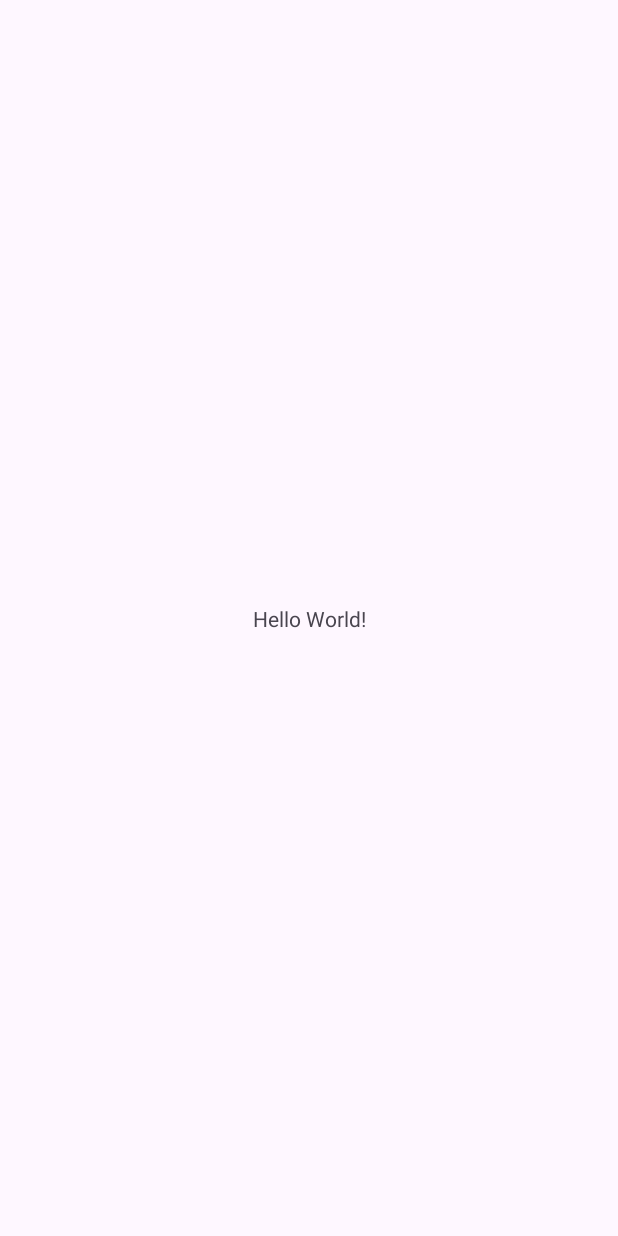
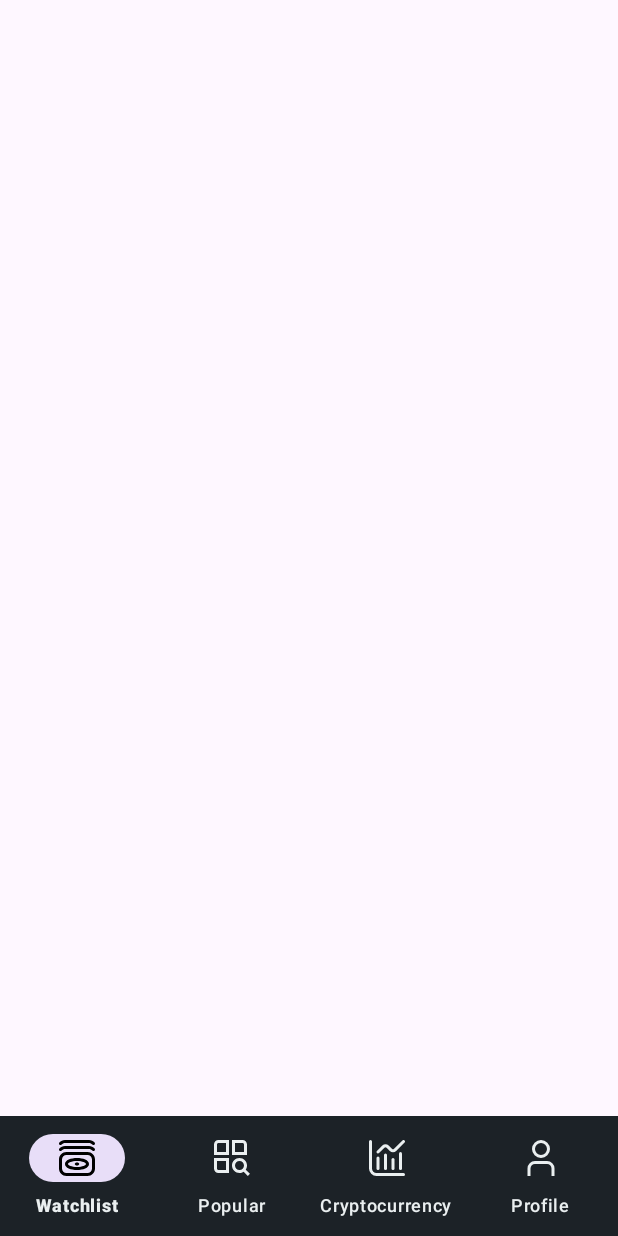
Before and after one commit to Baltsarak/CryptoPriceAlert, an Android app: the screen it shows after launch (MainActivity), on a phone screen of 412 x 824 dp. Before the commit the screen is almost empty. Run offline under Robolectric (Android 15) with nearby library versions, the phone set to English and light mode, and no system bars.

Commit message:
Adding BottomNavigationView to main screen

```diff
--- /dev/null
+++ b/app/src/main/res/color/item_menu_color_selector.xml
@@ -0,0 +1,5 @@
+<?xml version="1.0" encoding="utf-8"?>
+<selector xmlns:android="http://schemas.android.com/apk/res/android">
+    <item android:color="@color/black" android:state_checked="true"/>
+    <item android:color="#eaeff0"/>
+</selector>
--- /dev/null
+++ b/app/src/main/res/drawable/cryptocurrency.xml
@@ -0,0 +1 @@
+<vector xmlns:android="http://schemas.android.com/apk/res/android" android:width="24dp" android:height="24dp" android:viewportWidth="24" android:viewportHeight="24" android:tint="?attr/colorControlNormal"><path android:fillColor="@android:color/white" android:pathData="M23,22H5a3,3,0,0,1-3-3V1A1,1,0,0,0,0,1V19a5.006,5.006,0,0,0,5,5H23a1,1,0,0,0,0-2Z"/><path android:fillColor="@android:color/white" android:pathData="M6,20a1,1,0,0,0,1-1V12a1,1,0,0,0-2,0v7A1,1,0,0,0,6,20Z"/><path android:fillColor="@android:color/white" android:pathData="M10,10v9a1,1,0,0,0,2,0V10a1,1,0,0,0-2,0Z"/><path android:fillColor="@android:color/white" android:pathData="M15,13v6a1,1,0,0,0,2,0V13a1,1,0,0,0-2,0Z"/><path android:fillColor="@android:color/white" android:pathData="M20,9V19a1,1,0,0,0,2,0V9a1,1,0,0,0-2,0Z"/><path android:fillColor="@android:color/white" android:pathData="M6,9a1,1,0,0,0,.707-.293l3.586-3.586a1.025,1.025,0,0,1,1.414,0l2.172,2.172a3,3,0,0,0,4.242,0l5.586-5.586A1,1,0,0,0,22.293.293L16.707,5.878a1,1,0,0,1-1.414,0L13.121,3.707a3,3,0,0,0-4.242,0L5.293,7.293A1,1,0,0,0,6,9Z"/></vector>
--- /dev/null
+++ b/app/src/main/res/drawable/popular.xml
@@ -0,0 +1 @@
+<vector xmlns:android="http://schemas.android.com/apk/res/android" android:width="24dp" android:height="24dp" android:viewportWidth="24" android:viewportHeight="24" android:tint="?attr/colorControlNormal"><path android:fillColor="@android:color/white" android:pathData="m0,3v7h10V0H3C1.346,0,0,1.346,0,3Zm8,5H2V3c0-.551.449-1,1-1h5v6Zm14-5c0-1.654-1.346-3-3-3h-7v10h10V3Zm-2,5h-6V2h5c.551,0,1,.449,1,1v5ZM0,19c0,1.654,1.346,3,3,3h7v-10H0v7Zm2-5h6v6H3c-.551,0-1-.449-1-1v-5Zm21.979,8.564l-2.812-2.812c.524-.791.833-1.736.833-2.753,0-2.757-2.243-5-5-5s-5,2.243-5,5,2.243,5,5,5c1.017,0,1.962-.309,2.753-.833l2.812,2.812,1.414-1.414Zm-6.979-2.564c-1.654,0-3-1.346-3-3s1.346-3,3-3,3,1.346,3,3-1.346,3-3,3Z"/></vector>
--- /dev/null
+++ b/app/src/main/res/drawable/profile.xml
@@ -0,0 +1 @@
+<vector xmlns:android="http://schemas.android.com/apk/res/android" android:width="24dp" android:height="24dp" android:viewportWidth="24" android:viewportHeight="24" android:tint="?attr/colorControlNormal"><path android:fillColor="@android:color/white" android:pathData="M21,24H19V18.957A2.96,2.96,0,0,0,16.043,16H7.957A2.96,2.96,0,0,0,5,18.957V24H3V18.957A4.963,4.963,0,0,1,7.957,14h8.086A4.963,4.963,0,0,1,21,18.957Z"/><path android:fillColor="@android:color/white" android:pathData="M12,12a6,6,0,1,1,6-6A6.006,6.006,0,0,1,12,12ZM12,2a4,4,0,1,0,4,4A4,4,0,0,0,12,2Z"/></vector>
--- /dev/null
+++ b/app/src/main/res/drawable/watch_list.xml
@@ -0,0 +1 @@
+<vector xmlns:android="http://schemas.android.com/apk/res/android" android:width="24dp" android:height="24dp" android:viewportWidth="24" android:viewportHeight="24" android:tint="?attr/colorControlNormal"><path android:fillColor="@android:color/white" android:pathData="M19,24H5c-2.76,0-5-2.24-5-5v-6c0-2.76,2.24-5,5-5h14c2.76,0,5,2.24,5,5v6c0,2.76-2.24,5-5,5ZM5,10c-1.65,0-3,1.35-3,3v6c0,1.65,1.35,3,3,3h14c1.65,0,3-1.35,3-3v-6c0-1.65-1.35-3-3-3H5Zm18.66-2.9c.41-.37,.45-1,.09-1.41-.95-1.08-2.32-1.69-3.75-1.69H4c-1.43,0-2.8,.62-3.75,1.69-.37,.41-.33,1.05,.09,1.41,.41,.36,1.05,.33,1.41-.09,.57-.65,1.39-1.02,2.25-1.02H20c.86,0,1.68,.37,2.25,1.02,.2,.22,.47,.34,.75,.34,.23,0,.47-.08,.66-.25Zm0-4c.41-.37,.45-1,.09-1.41-.95-1.08-2.32-1.69-3.75-1.69H4C2.57,0,1.2,.62,.25,1.69c-.37,.41-.33,1.05,.09,1.41,.41,.36,1.05,.33,1.41-.09,.57-.65,1.39-1.02,2.25-1.02H20c.86,0,1.68,.37,2.25,1.02,.2,.22,.47,.34,.75,.34,.23,0,.47-.08,.66-.25ZM12,20c-3.98,0-8-1.37-8-4s4.02-4,8-4,8,1.37,8,4-4.02,4-8,4Zm0-6c-3.72,0-6,1.29-6,2s2.28,2,6,2,6-1.29,6-2-2.28-2-6-2Zm0,3c.83,0,1.5-.45,1.5-1s-.67-1-1.5-1-1.5,.45-1.5,1,.67,1,1.5,1Z"/></vector>
--- a/app/src/main/res/layout/activity_main.xml
+++ b/app/src/main/res/layout/activity_main.xml
@@ -6,13 +6,18 @@
     android:layout_height="match_parent"
     tools:context=".MainActivity">
 
-    <TextView
-        android:layout_width="wrap_content"
+    <com.google.android.material.bottomnavigation.BottomNavigationView
+        android:id="@+id/bottom_navigation"
+        android:layout_width="match_parent"
         android:layout_height="wrap_content"
-        android:text="Hello World!"
+        android:layout_alignParentBottom="true"
+        app:labelVisibilityMode="labeled"
+        android:background="#1c2227"
+        app:itemIconTint="@color/bottom_navigation_icon_color"
+        app:itemTextColor="#eaeff0"
         app:layout_constraintBottom_toBottomOf="parent"
         app:layout_constraintEnd_toEndOf="parent"
         app:layout_constraintStart_toStartOf="parent"
-        app:layout_constraintTop_toTopOf="parent" />
+        app:menu="@menu/bottom_navigation_menu" />
 
 </androidx.constraintlayout.widget.ConstraintLayout>
--- /dev/null
+++ b/app/src/main/res/menu/bottom_navigation_menu.xml
@@ -0,0 +1,22 @@
+<?xml version="1.0" encoding="utf-8"?>
+<menu xmlns:android="http://schemas.android.com/apk/res/android">
+    <item
+        android:id="@+id/navigation_watch_list"
+        android:icon="@drawable/watch_list"
+        android:title="@string/watchlist" />
+
+    <item
+        android:id="@+id/navigation_popular"
+        android:icon="@drawable/popular"
+        android:title="@string/popular" />
+
+    <item
+        android:id="@+id/navigation_cryptocurrency"
+        android:icon="@drawable/cryptocurrency"
+        android:title="@string/cryptocurrency" />
+
+    <item
+        android:id="@+id/navigation_profile"
+        android:icon="@drawable/profile"
+        android:title="@string/profile" />
+</menu>
--- a/app/src/main/res/values/colors.xml
+++ b/app/src/main/res/values/colors.xml
@@ -2,4 +2,7 @@
 <resources>
     <color name="black">#FF000000</color>
     <color name="white">#FFFFFFFF</color>
+    <color name="bottom_navigation_icon_color">@color/item_menu_color_selector</color>
+    <color name="bottom_navigation_text_color">@color/item_menu_color_selector</color>
+
 </resources>
--- a/app/src/main/res/values/strings.xml
+++ b/app/src/main/res/values/strings.xml
@@ -1,3 +1,7 @@
 <resources>
     <string name="app_name">Crypto Price Alert</string>
+    <string name="watchlist">Watchlist</string>
+    <string name="cryptocurrency">Cryptocurrency</string>
+    <string name="popular">Popular</string>
+    <string name="profile">Profile</string>
 </resources>
```
